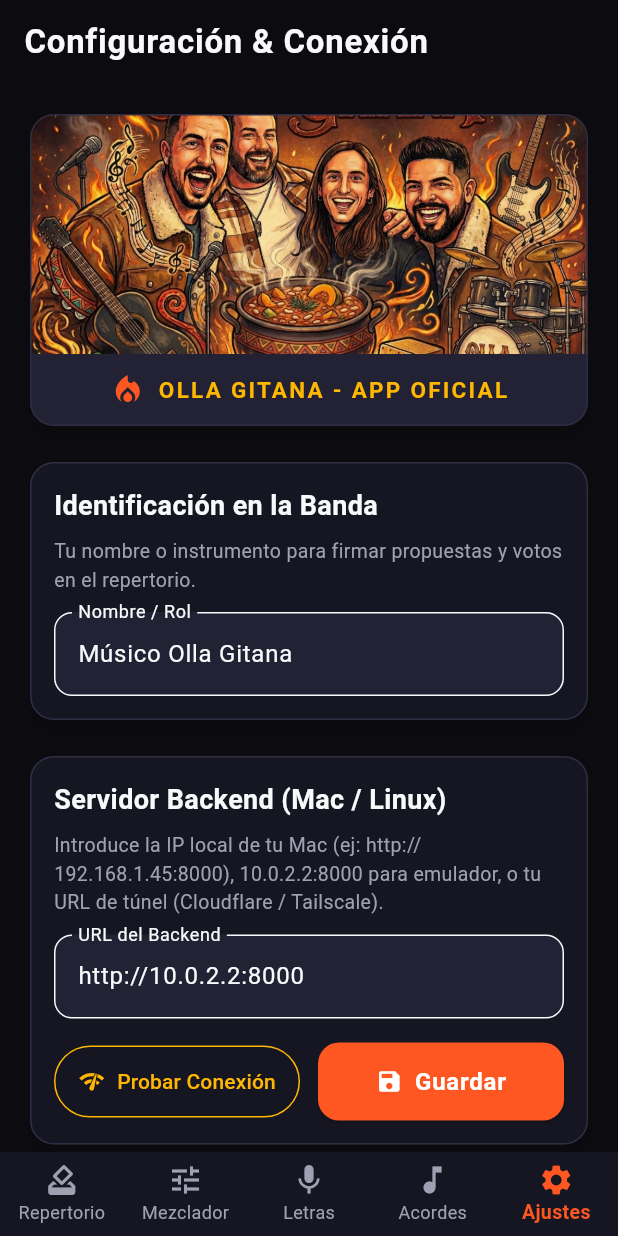
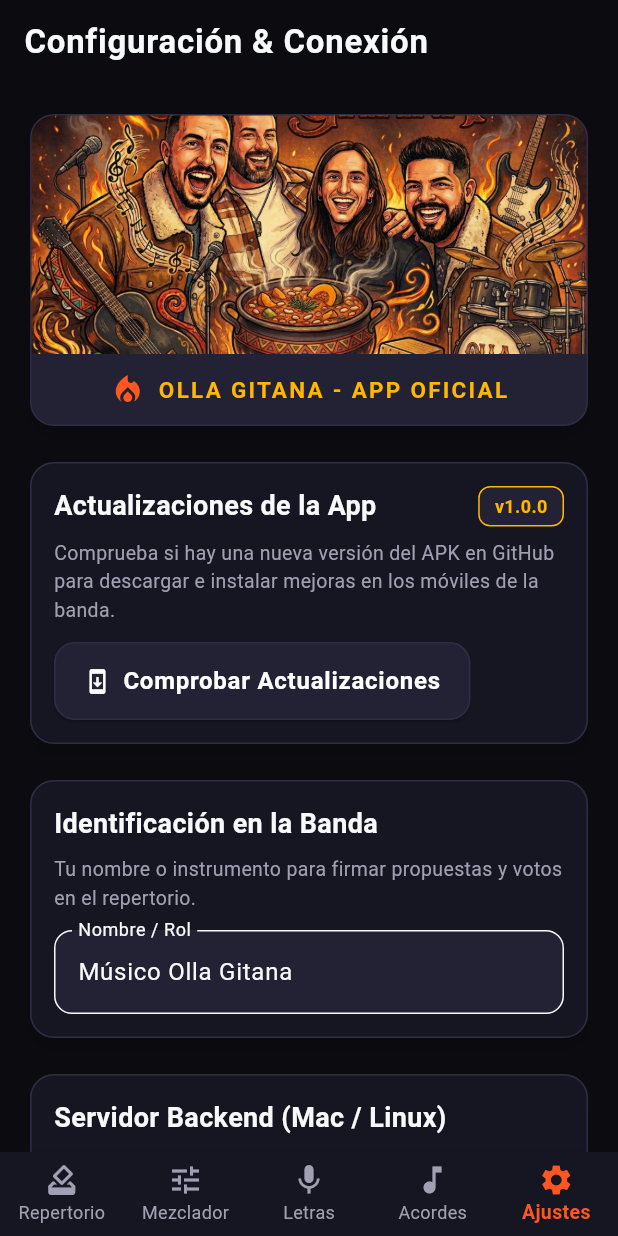
Before and after one commit to servixam-max/OllaGitanaMusic, a Flutter app: the screen it shows after launch, item 5 of the bottom bar chosen, on a phone screen of 412 x 824 dp. Run offline on Flutter 3.47's test engine with Material 3 defaults, Android fonts, the light colour scheme and no system bars; our stand-ins replace dio, file_picker, flutter_rating_bar, just_audio, shared_preferences; network calls fail.

Commit message:
feat(updater): add in-app update checker and auto-update installer from GitHub Releases

```diff
--- /dev/null
+++ b/mobile/lib/core/updater/app_updater.dart
@@ -0,0 +1,128 @@
+import 'package:flutter/material.dart';
+import 'package:dio/dio.dart';
+import 'package:url_launcher/url_launcher.dart';
+import '../theme/stage_theme.dart';
+
+class AppUpdater {
+  static const String currentVersion = "v1.0.0";
+  static const String repoUrl = "https://api.github.com/repos/servixam-max/OllaGitanaMusic/releases/latest";
+
+  /// Comprueba en GitHub Releases si hay una versión superior a la instalada
+  static Future<Map<String, dynamic>?> checkForUpdates() async {
+    try {
+      final dio = Dio(BaseOptions(connectTimeout: const Duration(seconds: 8)));
+      final response = await dio.get(repoUrl);
+
+      if (response.statusCode == 200) {
+        final data = response.data;
+        final latestTag = (data["tag_name"] ?? "").toString().trim();
+
+        // Buscar el archivo .apk entre los assets de la release
+        final assets = data["assets"] as List<dynamic>? ?? [];
+        String? apkDownloadUrl;
+        for (final asset in assets) {
+          final name = asset["name"]?.toString().toLowerCase() ?? "";
+          if (name.endsWith(".apk")) {
+            apkDownloadUrl = asset["browser_download_url"];
+            break;
+          }
+        }
+
+        // Si no hay asset específico, usar el enlace web de la release
+        apkDownloadUrl ??= data["html_url"];
+
+        final hasUpdate = latestTag.isNotEmpty && latestTag != currentVersion;
+
+        return {
+          "hasUpdate": hasUpdate,
+          "latestVersion": latestTag,
+          "currentVersion": currentVersion,
+          "downloadUrl": apkDownloadUrl,
+          "releaseNotes": data["body"] ?? "Mejoras de rendimiento y nuevas funciones para Olla Gitana.",
+        };
+      }
+    } catch (e) {
+      print("[AppUpdater] Error comprobando actualizaciones: $e");
+    }
+    return null;
+  }
+
+  /// Descarga el APK abriendo el navegador del teléfono para instalarlo
+  static Future<void> launchUpdateUrl(String url) async {
+    final uri = Uri.parse(url);
+    try {
+      await launchUrl(uri, mode: LaunchMode.externalApplication);
+    } catch (e) {
+      print("[AppUpdater] Error abriendo URL de actualización: $e");
+    }
+  }
+
+  /// Muestra un modal elegante de actualización en la pantalla
+  static void showUpdateDialog(BuildContext context, Map<String, dynamic> updateInfo) {
+    showDialog(
+      context: context,
+      builder: (ctx) {
+        return AlertDialog(
+          backgroundColor: StageTheme.surface,
+          shape: RoundedRectangleBorder(
+            borderRadius: BorderRadius.circular(20),
+            side: const BorderSide(color: StageTheme.flameOrange, width: 1.5),
+          ),
+          title: Row(
+            children: [
+              const Icon(Icons.system_update, color: StageTheme.amberGold, size: 28),
+              const SizedBox(width: 10),
+              const Text(
+                "¡Nueva Versión!",
+                style: TextStyle(fontWeight: FontWeight.bold, fontSize: 18),
+              ),
+            ],
+          ),
+          content: Column(
+            mainAxisSize: MainAxisSize.min,
+            crossAxisAlignment: CrossAxisAlignment.start,
+            children: [
+              Text(
+                "Hay una nueva versión disponible de Olla Gitana Music:\n${updateInfo["latestVersion"]} (Versión actual: ${updateInfo["currentVersion"]})",
+                style: const TextStyle(fontSize: 14, height: 1.4),
+              ),
+              const SizedBox(height: 12),
+              Container(
+                padding: const EdgeInsets.all(10),
+                decoration: BoxDecoration(
+                  color: StageTheme.surfaceElevated,
+                  borderRadius: BorderRadius.circular(10),
+                ),
+                child: Text(
+                  updateInfo["releaseNotes"] ?? "Novedades disponibles.",
+                  style: const TextStyle(color: StageTheme.textSecondary, fontSize: 12),
+                ),
+              ),
+            ],
+          ),
+          actions: [
+            TextButton(
+              onPressed: () => Navigator.pop(ctx),
+              child: const Text("Más tarde", style: TextStyle(color: StageTheme.textSecondary)),
+            ),
+            ElevatedButton.icon(
+              icon: const Icon(Icons.download),
+              label: const Text("Descargar e Instalar"),
+              style: ElevatedButton.styleFrom(
+                backgroundColor: StageTheme.flameOrange,
+                foregroundColor: Colors.white,
+              ),
+              onPressed: () {
+                Navigator.pop(ctx);
+                final downloadUrl = updateInfo["downloadUrl"];
+                if (downloadUrl != null) {
+                  launchUpdateUrl(downloadUrl);
+                }
+              },
+            ),
+          ],
+        );
+      },
+    );
+  }
+}
--- a/mobile/lib/features/settings/settings_screen.dart
+++ b/mobile/lib/features/settings/settings_screen.dart
@@ -2,6 +2,7 @@ import 'package:flutter/material.dart';
 import 'package:dio/dio.dart';
 import '../../core/network/api_client.dart';
 import '../../core/theme/stage_theme.dart';
+import '../../core/updater/app_updater.dart';
 
 class SettingsScreen extends StatefulWidget {
   const SettingsScreen({super.key});
@@ -129,6 +130,74 @@ class _SettingsScreenState extends State<SettingsScreen> {
               ),
             ),
             const SizedBox(height: 16),
+            // Tarjeta de Actualizaciones de la App
+            Card(
+              child: Padding(
+                padding: const EdgeInsets.all(16.0),
+                child: Column(
+                  crossAxisAlignment: CrossAxisAlignment.start,
+                  children: [
+                    Row(
+                      mainAxisAlignment: MainAxisAlignment.spaceBetween,
+                      children: [
+                        const Text(
+                          "Actualizaciones de la App",
+                          style: TextStyle(fontSize: 18, fontWeight: FontWeight.bold),
+                        ),
+                        Container(
+                          padding: const EdgeInsets.symmetric(horizontal: 10, vertical: 4),
+                          decoration: BoxDecoration(
+                            color: StageTheme.surfaceElevated,
+                            borderRadius: BorderRadius.circular(8),
+                            border: Border.all(color: StageTheme.amberGold),
+                          ),
+                          child: const Text(
+                            AppUpdater.currentVersion,
+                            style: TextStyle(
+                              color: StageTheme.amberGold,
+                              fontWeight: FontWeight.bold,
+                              fontSize: 12,
+                            ),
+                          ),
+                        ),
+                      ],
+                    ),
+                    const SizedBox(height: 8),
+                    const Text(
+                      "Comprueba si hay una nueva versión del APK en GitHub para descargar e instalar mejoras en los móviles de la banda.",
+                      style: TextStyle(color: StageTheme.textSecondary, fontSize: 13),
+                    ),
+                    const SizedBox(height: 12),
+                    ElevatedButton.icon(
+                      icon: const Icon(Icons.system_update),
+                      label: const Text("Comprobar Actualizaciones"),
+                      style: ElevatedButton.styleFrom(
+                        backgroundColor: StageTheme.surfaceElevated,
+                        foregroundColor: Colors.white,
+                        side: const BorderSide(color: StageTheme.border),
+                      ),
+                      onPressed: () async {
+                        ScaffoldMessenger.of(context).showSnackBar(
+                          const SnackBar(content: Text("Buscando actualizaciones en GitHub...")),
+                        );
+                        final update = await AppUpdater.checkForUpdates();
+                        if (update != null && update["hasUpdate"] == true) {
+                          AppUpdater.showUpdateDialog(context, update);
+                        } else {
+                          ScaffoldMessenger.of(context).showSnackBar(
+                            const SnackBar(
+                              backgroundColor: StageTheme.electricGreen,
+                              content: Text("¡Ya tienes instalada la última versión! (v1.0.0)"),
+                            ),
+                          );
+                        }
+                      },
+                    ),
+                  ],
+                ),
+              ),
+            ),
+            const SizedBox(height: 16),
             Card(
               child: Padding(
                 padding: const EdgeInsets.all(16.0),
--- a/mobile/lib/main.dart
+++ b/mobile/lib/main.dart
@@ -1,5 +1,6 @@
 import 'package:flutter/material.dart';
 import 'core/theme/stage_theme.dart';
+import 'core/updater/app_updater.dart';
 import 'features/lyrics/lyrics_screen.dart';
 import 'features/stems_mixer/mixer_screen.dart';
 import 'features/chords/chords_screen.dart';
@@ -34,6 +35,21 @@ class MainNavigationScreen extends StatefulWidget {
 
 class _MainNavigationScreenState extends State<MainNavigationScreen> {
   int _currentIndex = 0;
+
+  @override
+  void initState() {
+    super.initState();
+    _checkUpdatesOnStartup();
+  }
+
+  void _checkUpdatesOnStartup() async {
+    await Future.delayed(const Duration(seconds: 2));
+    if (!mounted) return;
+    final update = await AppUpdater.checkForUpdates();
+    if (update != null && update["hasUpdate"] == true && mounted) {
+      AppUpdater.showUpdateDialog(context, update);
+    }
+  }
 
   final List<Widget> _screens = const [
     RepertoireScreen(),
--- a/mobile/pubspec.yaml
+++ b/mobile/pubspec.yaml
@@ -18,6 +18,7 @@ dependencies:
   shared_preferences: ^2.2.2
   intl: ^0.19.0
   flutter_rating_bar: ^4.0.1
+  url_launcher: ^6.3.0
 
 dev_dependencies:
   flutter_test:
```
